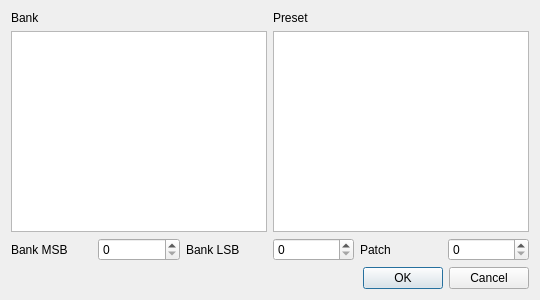
Qt form qmidiplayer-desktop/qmppresetselect.ui (chirs241097/QMidiPlayer) before a commit.
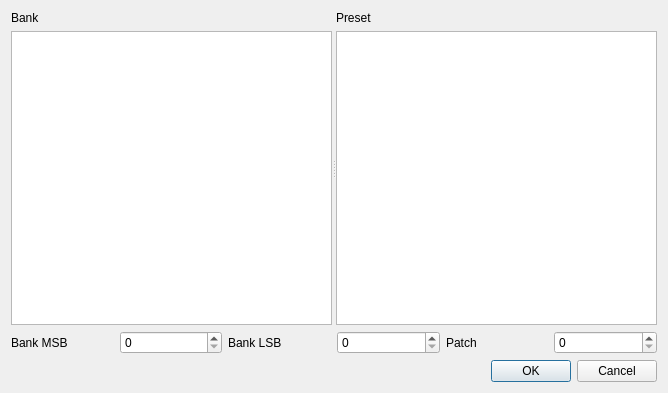
The same form after that commit.

Commit message:
Use splitter in preset selection dialog.
Device initialization settings are no longer lost if QMidiPlayer starts with
the device disconnected.

The edit to the form file:
```diff
--- a/qmidiplayer-desktop/qmppresetselect.ui
+++ b/qmidiplayer-desktop/qmppresetselect.ui
@@ -1,7 +1,15 @@
 <?xml version="1.0" encoding="UTF-8"?>
 <ui version="4.0">
  <class>qmpPresetSelector</class>
- <widget class="QDialog" name="qmpPresetSelector">\
+ <widget class="QDialog" name="qmpPresetSelector">
+  <property name="geometry">
+   <rect>
+    <x>0</x>
+    <y>0</y>
+    <width>668</width>
+    <height>393</height>
+   </rect>
+  </property>
   <property name="minimumSize">
    <size>
     <width>480</width>
@@ -19,8 +27,14 @@
   </property>
   <layout class="QVBoxLayout" name="verticalLayout_3">
    <item>
-    <layout class="QHBoxLayout" name="horizontalLayout_2">
-     <item>
+    <widget class="QSplitter" name="splitter">
+     <property name="orientation">
+      <enum>Qt::Horizontal</enum>
+     </property>
+     <property name="childrenCollapsible">
+      <bool>false</bool>
+     </property>
+     <widget class="QWidget" name="">
       <layout class="QVBoxLayout" name="verticalLayout">
        <item>
         <widget class="QLabel" name="lbBnk">
@@ -46,8 +60,8 @@
         </widget>
        </item>
       </layout>
-     </item>
-     <item>
+     </widget>
+     <widget class="QWidget" name="">
       <layout class="QVBoxLayout" name="verticalLayout_2">
        <item>
         <widget class="QLabel" name="lbPst">
@@ -60,8 +74,8 @@
         <widget class="QListWidget" name="lwPresetSelect"/>
        </item>
       </layout>
-     </item>
-    </layout>
+     </widget>
+    </widget>
    </item>
    <item>
     <layout class="QHBoxLayout" name="horizontalLayout_3">
```
The commit also changes 2 other files.
